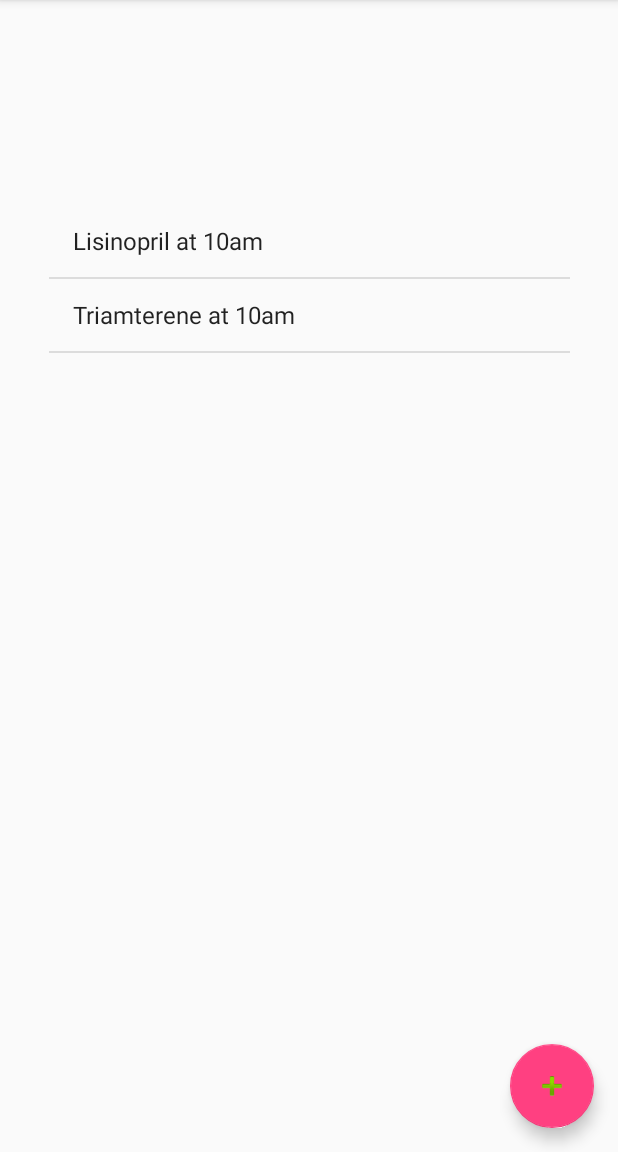
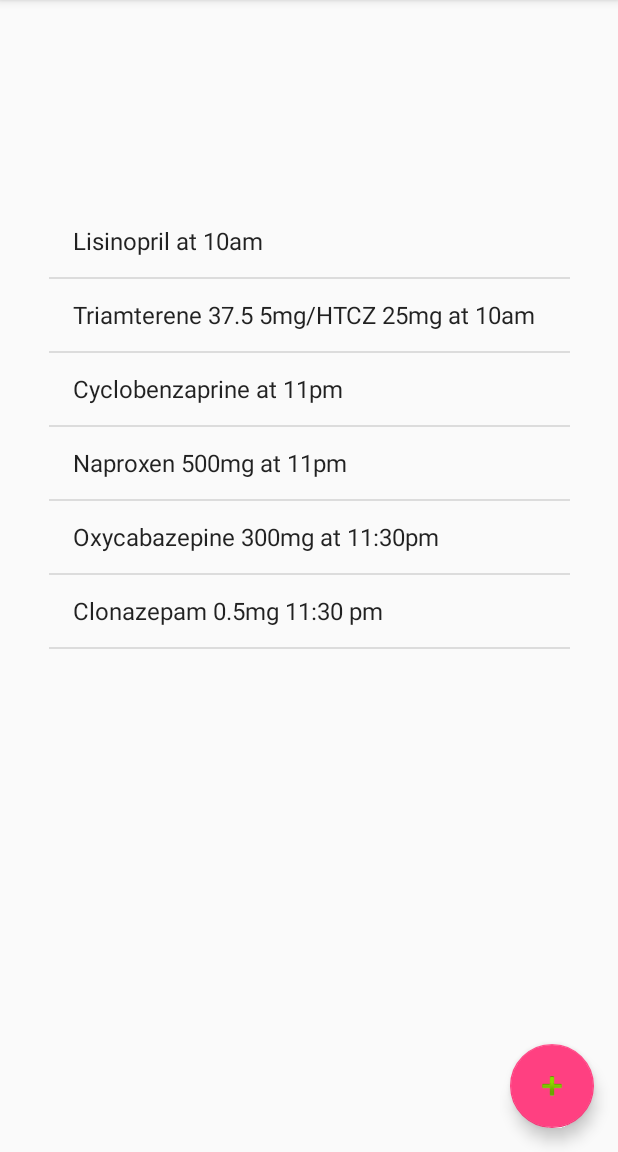
Before and after one commit to rhwilson1971/WhenMedsAndroid, an Android app: the screen it shows after launch (MainActivity), on a phone screen of 412 x 824 dp, the part 84-1236 px from its top. Run offline under Robolectric (Android 15) with nearby library versions, the phone set to English and light mode, and no system bars.

Commit message:
Add fake drug data

```diff
--- a/app/src/main/java/com/wymsii/whenmeds/MainActivity.java
+++ b/app/src/main/java/com/wymsii/whenmeds/MainActivity.java
@@ -59,11 +59,13 @@ public class MainActivity extends AppCompatActivity
 
         ArrayList<String> items2 = new ArrayList<>();
         items2.add("Lisinopril at 10am");
-        items2.add("Triamterene at 10am");
+        items2.add("Triamterene 37.5 5mg/HTCZ 25mg at 10am");
+        items2.add("Cyclobenzaprine at 11pm");
+        items2.add("Naproxen 500mg at 11pm");
+        items2.add("Oxycabazepine 300mg at 11:30pm");
+        items2.add("Clonazepam 0.5mg 11:30 pm");
 
         ListView reminderListView = (ListView)findViewById(R.id.AllScriptsList);
-
-        // reminderListView
 
         ArrayAdapter<String> arrayAdapter = new ArrayAdapter<>(
                 this,
```
